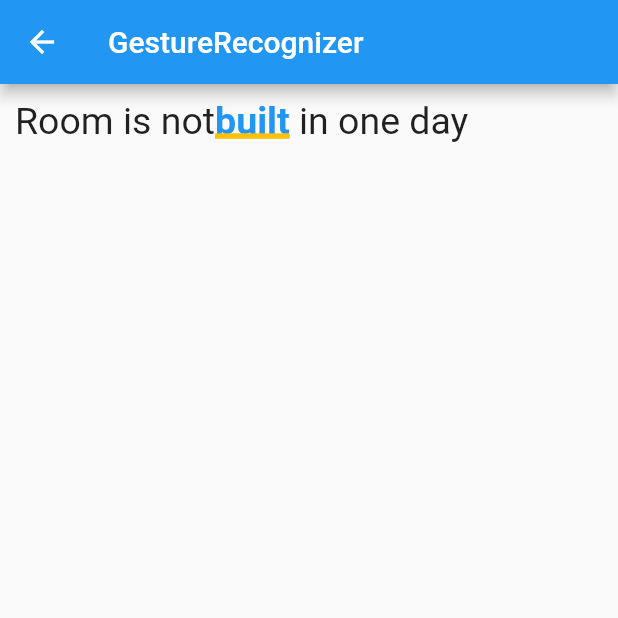
After one commit to TransFormes/Flutter, a Flutter app: the GestureRecognizerPage screen opened by its route, on a phone screen of 412 x 824 dp, the top half of it. The commit adds this screen. Run offline on Flutter 3.47's test engine with Material 2 defaults, Android fonts, the light colour scheme and no system bars; our stand-ins replace flutter_svg, fluttertoast.

Commit message:
事件 拖拽 缩放 点击

```diff
--- /dev/null
+++ b/flutter_event/lib/gestureRecognizerPage.dart
@@ -0,0 +1,77 @@
+import 'dart:ui';
+
+import 'package:flutter/gestures.dart';
+import 'package:flutter/material.dart';
+
+class GestureRecognizerPage extends StatefulWidget {
+  @override
+  _GestureRecognizerPageState createState() => _GestureRecognizerPageState();
+}
+
+class _GestureRecognizerPageState extends State<GestureRecognizerPage> {
+  TapGestureRecognizer _gestureRecognizer = TapGestureRecognizer();
+  final GlobalKey<ScaffoldState> _scaffoldKey = GlobalKey<ScaffoldState>();
+
+  @override
+  void dispose() {
+    // TODO: implement dispose
+    super.dispose();
+    _gestureRecognizer.dispose();
+  }
+
+  void showInSnackBar(String value){
+    _scaffoldKey.currentState.showSnackBar(
+      SnackBar(
+        content: Text(value,style: TextStyle(fontSize: 25),)
+      )
+    );
+  }
+
+  @override
+  Widget build(BuildContext context) {
+    return Scaffold(
+      key: _scaffoldKey,
+      appBar: AppBar(
+        title: Text("GestureRecognizer"),
+      ),
+      body: Padding(
+        padding: EdgeInsets.all(10),
+        child: Column(
+          children: <Widget>[
+            Text.rich(
+              TextSpan(
+                children: [
+                  TextSpan(
+                    text: "Room is not",
+                    style: TextStyle(fontSize: 25)
+                  ),
+                  TextSpan(
+                    text: "built",
+                    style: TextStyle(
+                      fontSize: 25,
+                      color: Colors.blue,
+                      fontWeight: FontWeight.bold,
+                      decoration: TextDecoration.underline,
+                      decorationThickness: 3,
+                      decorationColor: Colors.amber,
+                      decorationStyle: TextDecorationStyle.solid
+                    ),
+                    recognizer: _gestureRecognizer..onTap = (){
+                     showInSnackBar("build 建造");
+                    }
+                  ),
+                  TextSpan(
+                    text: " in one day",
+                    style: TextStyle(
+                      fontSize: 25
+                    )
+                  )
+                ],
+              ),
+            )
+          ],
+        ),
+      ),
+    );
+  }
+}
--- a/flutter_event/lib/index.dart
+++ b/flutter_event/lib/index.dart
@@ -31,7 +31,7 @@ class _IndexPageState extends State<IndexPage> {
             title: GestureDetector(
               child: Text(evenList[index]),
               onTap: (){
-                Navigator.pushNamed(context, "/$evenList[index]");
+                Navigator.pushNamed(context, "/${evenList[index]}");
               },
             ),
           );
```
Also changed, not shown: flutter_event/lib/bothDirectionPage.dart (added, +57 -0 lines), flutter_event/lib/dragPage.dart (added, +40 -0 lines), flutter_event/lib/gestureDetectorPage.dart (added, +50 -0 lines), flutter_event/lib/listenerPage.dart (+44 -0 lines), flutter_event/lib/main.dart (+18 -1 lines), flutter_event/lib/pointer_event_ignore_page.dart (added, +53 -0 lines), flutter_event/lib/scalePage.dart (added, +31 -0 lines), flutter_event/lib/scrollStatusPage.dart (added, +64 -0 lines).
